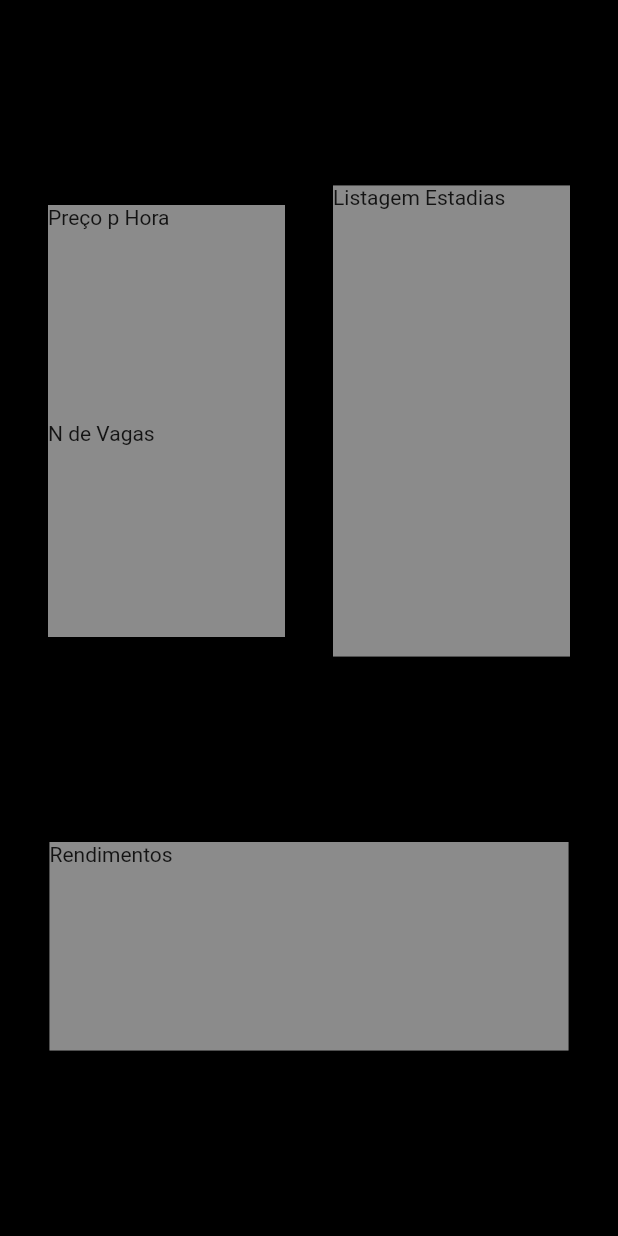
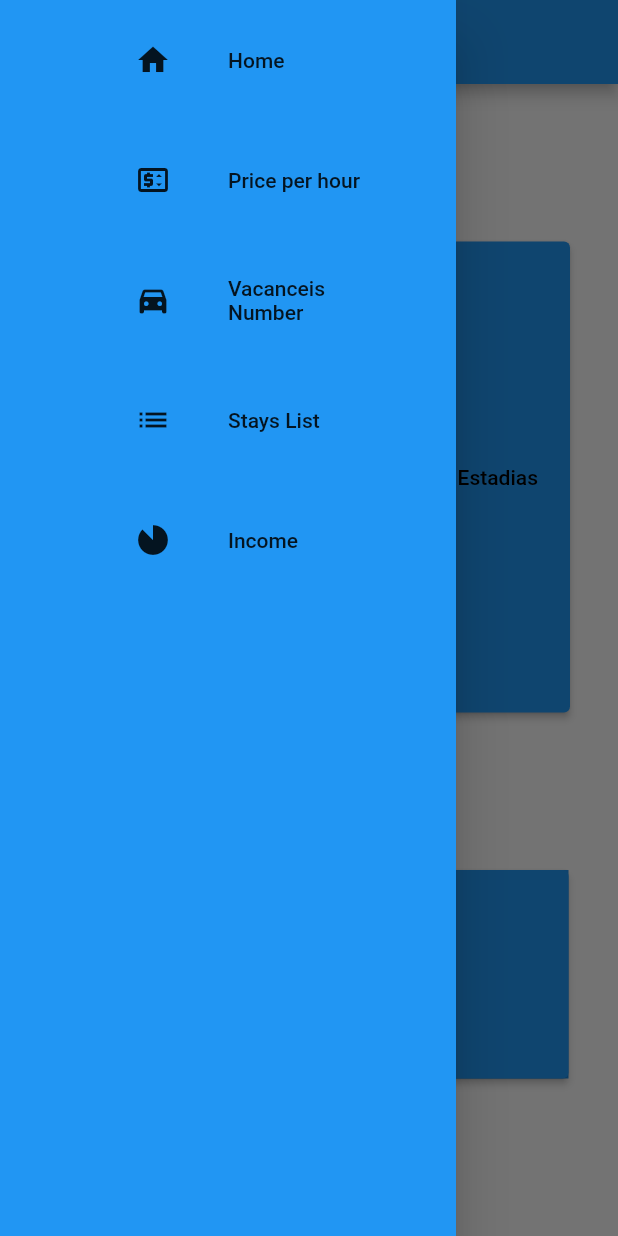
Before and after one commit to Yago4357/Lince_Tech_Project, a Flutter app: the screen it shows after launch, with the side drawer open (before the commit the screen has no drawer), on a phone screen of 412 x 824 dp. Run offline on Flutter 3.47's test engine with Material 2 defaults, Android fonts, the phone set to English and light mode, and no system bars; our stand-ins replace image_picker, shared_preferences, sqflite; accounts and stored records are empty.

Commit message:
Tentativa falha de finalizar a primeira parte

```diff
--- /dev/null
+++ b/lincetechproject/lib/Controller/database.dart
@@ -0,0 +1,160 @@
+import 'dart:async';
+
+import 'package:sqflite/sqflite.dart';
+import '../Model/price.dart';
+import '../Model/stay.dart';
+
+const _dbVersion = 2;
+
+///Class for Database
+class DatabaseStay {
+  ///Database init
+  DatabaseStay() {
+    unawaited(init());
+  }
+
+  ///Variable for database
+  late Database db;
+
+  ///Function that init the database
+  Future<void> init() async {
+
+    final databasePath = await getDatabasesPath();
+    final path = '$databasePath/demo.db';
+
+    db = await openDatabase(path, version: _dbVersion,
+        onCreate: (database, version) async {
+          await database.execute('''CREATE TABLE Car(
+          ID INTEGER NOT NULL,
+          ENTRY_DATE TEXT,
+          EXIT_DATE	TEXT,
+          LICENSE_PLATE	TEXT NOT NULL UNIQUE,
+          DRIVER_NAME	TEXT NOT NULL,
+          TOTAL_PRICE	INTEGER,
+          PRIMARY KEY(ID AUTOINCREMENT));''');
+      await database.execute('''CREATE TABLE price(
+          ID INTEGER NOT NULL,
+          PARKING_LANE TEXT,
+          PRICE DOUBLE,
+          INITIAL_RANGE INTEGER,
+          END_RANGE INTEGER,
+          PRIMARY KEY(ID AUTO INCREMENT)''');
+    });
+  }
+
+  ///Function that insert initial datas in table price
+  Future<void> insertPrice(List<Price> list) async {
+
+    for (final price in list) {
+      await db.insert('price', {
+        'PARKING_LANE': price.parkingLane,
+        'PRICE': price.price,
+        'INITIAL_RANGE': price.initialRange,
+        'END_RANGE': price.endRange,
+      });
+    }
+  }
+
+  ///Function that insert initial datas in table car
+  Future<void> insertIn(List<Stay> list) async {
+
+    for (final stay in list) {
+      await db.insert('Car', {
+        'ENTRY_DATE': stay.entrydate.toString(),
+        'LICENSE_PLATE': stay.licenseplate,
+        'DRIVER_NAME': stay.drivername,
+      });
+    }
+  }
+
+  ///Function that insert final datas in database
+  Future<void> insertOut(List<Stay> list) async {
+
+    for (final stay in list) {
+      await db.update(
+        'Car',
+        {
+          'EXIT_DATE': stay.exitdate.toString(),
+          'TOTAL_PRICE': stay.totalprice,
+        },
+        where: 'LICENSE_PLATE = ?',
+        whereArgs: [stay.licenseplate],
+      );
+    }
+  }
+
+  ///Function that get all finished row in database
+  Future<List<Stay>> getAllFinished() async {
+
+    final rows = await db.query(
+      'Car',
+      columns: [
+        'ID',
+        'ENTRY_DATE',
+        'LICENSE_PLATE',
+        'DRIVER_NAME',
+      ],
+    );
+
+    final list = <Stay>[];
+    for (final row in rows) {
+      list.add(Stay.fromDatabaseRowIn(row));
+    }
+
+    return list;
+  }
+
+  ///Function that get all not finished rows in database
+  Future<List<Stay>> getAllNotFinished() async {
+
+    final rows = await db.query(
+      'Car',
+      columns: [
+        'ID',
+        'ENTRY_DATE',
+        'EXIT_DATE',
+        'LICENSE_PLATE',
+        'DRIVER_NAME',
+        'TOTAL_PRICE'
+      ],
+    );
+
+    final list = <Stay>[];
+    for (final row in rows) {
+      list.add(Stay.fromDatabaseRowOut(row));
+    }
+
+    return list;
+  }
+
+  ///Function that delete a row in database
+  Future<void> delete(List<Stay> list) async {
+
+
+    for (final stay in list) {
+      await db.delete(
+        'Car',
+        where: 'LICENSE_PLATE = ?',
+        whereArgs: [stay.licenseplate],
+      );
+    }
+  }
+
+  Future<List<Price>> getPrices() async {
+
+    final rows = await db.query('price', columns: [
+      'PARKING_LANE',
+      'PRICE',
+      'INITIAL_RANGE',
+      'END_RANGE',
+    ]);
+
+    final list = <Price> [];
+    for (final row in rows) {
+      list.add(Price.fromDatabaseRowOut(row));
+    }
+
+    return list;
+
+  }
+}
--- /dev/null
+++ b/lincetechproject/lib/Controller/priceprovider.dart
@@ -0,0 +1,34 @@
+import 'package:flutter/cupertino.dart';
+import '../Model/price.dart';
+import 'database.dart';
+
+class PriceProvider extends ChangeNotifier {
+
+  PriceProvider(){
+    init();
+  }
+
+  List<Price> prices = [
+    Price('Faixa 0', 4.00, 0, 1),
+    Price('Faixa 1', 3.75, 1, 4),
+    Price('Faixa 2', 3.50, 4, 8),
+    Price('Fauxa 3', 8.00, 8, 24)
+  ];
+
+  final helper = DatabaseStay();
+
+  Future<void> init() async {
+
+    await helper.insertPrice(prices);
+
+    notifyListeners();
+  }
+
+  void getPrice() async {
+
+    prices = await helper.getPrices();
+
+    notifyListeners();
+  }
+
+}
--- a/lincetechproject/lib/Model/price.dart
+++ b/lincetechproject/lib/Model/price.dart
@@ -12,4 +12,10 @@ class Price {
 
   ///Constructor of price model
   Price(this.parkingLane, this.price, this.initialRange, this.endRange);
+
+  Price.fromDatabaseRowOut(Map<String, Object?> row)
+      : parkingLane = row['PARKING_LANE'] as String,
+        price = row['PRICE'] as double,
+        initialRange = row['INITIAL_RANGE'] as int,
+        endRange = row['END_RANGE'] as int;
 }
--- a/lincetechproject/lib/View/homepage.dart
+++ b/lincetechproject/lib/View/homepage.dart
@@ -1,88 +1,100 @@
 import 'package:flutter/material.dart';
+
+import '../Widgets/drawer.dart';
 
 ///Initial Screen Class
 class HomePage extends StatelessWidget {
-
   ///Initial Screen Construct
   const HomePage({Key? key}) : super(key: key);
 
   @override
   Widget build(BuildContext context) {
     return Scaffold(
-      body: Container(
-        color: Colors.black,
-        child: Column(
+      appBar: AppBar(),
+      drawer: const DrawerWidget(),
+      body: Column(
         mainAxisAlignment: MainAxisAlignment.spaceEvenly,
         children: [
           Row(
             mainAxisAlignment: MainAxisAlignment.spaceEvenly,
             children: [
-                Column(
-                  mainAxisAlignment: MainAxisAlignment.spaceEvenly,
+              SizedBox(
+                height: 314,
+                child: Column(
+                  mainAxisAlignment: MainAxisAlignment.spaceBetween,
                   children: [
                     AnimatedContainer(
                       duration: const Duration(seconds: 2),
-                      color: const Color.fromRGBO(217, 217, 217, 0.4),
                       height: 144,
                       width: 158,
-                      child: Material(
-                        color: const Color.fromRGBO(217, 217, 217, 0.4),
-                        child: InkWell(
-                          onTap: () {},
-                          child: const Text('Preço p Hora'),
+                      child: ElevatedButton(
+                        onPressed: () async {
+                          await Navigator.pushNamed(context, '/StayList');
+                        },
+                        child: const Center(
+                          child: Text(
+                            'Preço p/ Hora',
+                            style: TextStyle(color: Colors.black),
+                          ),
                         ),
                       ),
                     ),
                     AnimatedContainer(
                       duration: const Duration(seconds: 2),
-                      color: const Color.fromRGBO(217, 217, 217, 0.4),
                       height: 144,
                       width: 158,
-                      child: Material(
-                        color: const Color.fromRGBO(217, 217, 217, 0.4),
-                        child: InkWell(
-                          onTap: () async {
-                            await Navigator.pushNamed(context, '/InitialPage');
+                      child: ElevatedButton(
+                        onPressed: () async {
+                          await Navigator.pushNamed(context, '/StayList');
                         },
-                          child: const Text('N de Vagas'),
+                        child: const Center(
+                          child: Text(
+                            'N de Vagas',
+                            style: TextStyle(color: Colors.black),
+                          ),
+                        ),
+                      ),
+                    ),
+                  ],
+                ),
+              ),
+              AnimatedContainer(
+                duration: const Duration(seconds: 2),
+                width: 158,
+                height: 314,
+                child: ElevatedButton(
+                  onPressed: () async {
+                    await Navigator.pushNamed(context, '/StayList');
+                  },
+                  child: const Center(
+                    child: Text(
+                      'Listagem Estadias',
+                      style: TextStyle(color: Colors.black),
+                    ),
                   ),
                 ),
               ),
             ],
           ),
           AnimatedContainer(
-                  duration: const Duration(seconds: 2),
-                  color: const Color.fromRGBO(217, 217, 217, 0.4),
-                  width: 158,
-                  height: 314,
-                  child: Material(
-                    color: const Color.fromRGBO(217, 217, 217, 0.4),
-                    child: InkWell(
-                      onTap: () async {
-                        await Navigator.pushNamed(context, '/StayList');
-                      },
-                      child: const Text('Listagem Estadias'),
-                    ),
-                  ),
-                )
-              ],
-            ),
-            AnimatedContainer(
-              color: const Color.fromRGBO(217, 217, 217, 0.4),
+            color: Colors.blue,
             duration: const Duration(seconds: 2),
             width: 346,
             height: 139,
-              child: Material(
-                color: const Color.fromRGBO(217, 217, 217, 0.4),
-                child: InkWell(
-                  onTap: () {},
-                  child: const Text('Rendimentos'),
+            child: ElevatedButton(
+              onPressed: () async {
+                await Navigator.pushNamed(context, '/StayList');
+              },
+              child: const Center(
+                child: Text(
+                  'Rendimentos',
+                  style: TextStyle(color: Colors.black),
+                ),
               ),
             ),
           ),
         ],
       ),
-      ),
     );
   }
 }
--- a/lincetechproject/lib/Widgets/buttondrawer.dart
+++ b/lincetechproject/lib/Widgets/buttondrawer.dart
@@ -33,8 +33,8 @@ class DrawerButton extends StatelessWidget {
           child: Row(
             mainAxisAlignment: MainAxisAlignment.spaceEvenly,
             children: [
-              Icon(icon),
-              Text(text),
+              Expanded(child: Icon(icon)),
+              Expanded(child: Text(text)),
             ],
           ),
         ),
--- a/lincetechproject/lib/Widgets/drawer.dart
+++ b/lincetechproject/lib/Widgets/drawer.dart
@@ -16,7 +16,7 @@ class DrawerWidget extends StatelessWidget {
           DrawerButton(
               text: 'Price per hour',
               icon: Icons.price_change_outlined,
-              linkPage: '/InitialPage'),
+              linkPage: '/PricePage'),
           DrawerButton(
               text: 'Vacanceis Number',
               icon: Icons.directions_car_filled,
--- a/lincetechproject/lib/main.dart
+++ b/lincetechproject/lib/main.dart
@@ -1,8 +1,10 @@
 import 'package:flutter/material.dart';
+import 'Controller/database.dart';
 import 'routes.dart';
 
 void main() {
   runApp(const MyApp());
+  DatabaseStay().init();
 }
 
 ///Main of myApp
--- a/lincetechproject/lib/routes.dart
+++ b/lincetechproject/lib/routes.dart
@@ -1,6 +1,7 @@
 import 'package:flutter/cupertino.dart';
 import 'View/carpage.dart';
 import 'View/homepage.dart';
+import 'View/pricepage.dart';
 import 'View/staylist.dart';
 import 'View/vacanciespage.dart';
 
@@ -10,4 +11,5 @@ Map<String, Widget Function(BuildContext)> namedRoutes = {
   '/InitialPage': (context) => const VacanciesPage(),
   '/CarPage': (context) => const CarPage(),
   '/StayList': (context) => const StayList(),
+  '/PricePage': (context) => const PricePage(),
 };
--- a/lincetechproject/pubspec.yaml
+++ b/lincetechproject/pubspec.yaml
@@ -35,6 +35,9 @@ dependencies:
   shared_preferences: ^2.0.15
   line_icons: ^2.0.0
   sqflite: ^2.2.0+3
+  path_provider: ^2.0.11
+  image_picker: ^0.8.6
+  intl: ^0.17.0
 
   # The following adds the Cupertino Icons font to your application.
   # Use with the CupertinoIcons class for iOS style icons.
```
Also changed, not shown: lincetechproject/lib/Controller/carprovider.dart (+60 -15 lines), lincetechproject/lib/Controller/demodb.dart (deleted, +0 -104 lines), lincetechproject/lib/Model/stay.dart (+28 -16 lines), lincetechproject/lib/View/carpage.dart (+49 -11 lines), lincetechproject/lib/View/pricepage.dart (added, +59 -0 lines), lincetechproject/lib/View/staylist.dart (+68 -15 lines), lincetechproject/pubspec.lock. Lines whose indentation alone changed are shown as unchanged.
